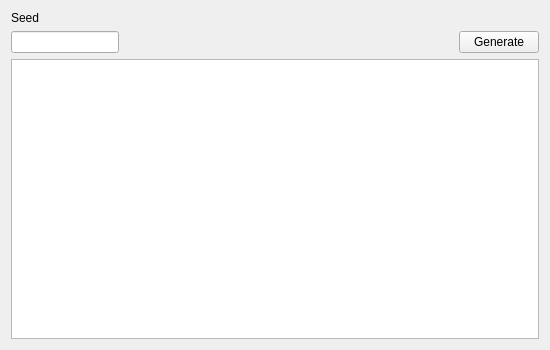
Above: Forms/Gen3/JirachiPattern.ui from Admiral-Fish/PokeFinder before the change. Below: the same form after it.
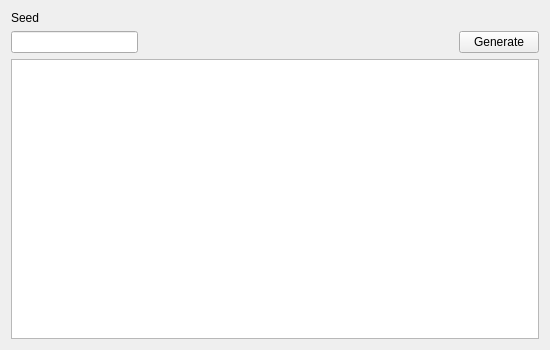
That is the form after the change. Custom widgets are drawn as their Qt base class.

```diff
--- a/Forms/Gen3/JirachiPattern.ui
+++ b/Forms/Gen3/JirachiPattern.ui
@@ -10,12 +10,6 @@
     <height>350</height>
    </rect>
   </property>
-  <property name="sizePolicy">
-   <sizepolicy hsizetype="Fixed" vsizetype="Fixed">
-    <horstretch>0</horstretch>
-    <verstretch>0</verstretch>
-   </sizepolicy>
-  </property>
   <property name="minimumSize">
    <size>
     <width>550</width>
@@ -40,20 +34,7 @@
     </widget>
    </item>
    <item row="1" column="0">
-    <widget class="TextBox" name="textBoxSeed">
-     <property name="sizePolicy">
-      <sizepolicy hsizetype="Preferred" vsizetype="Fixed">
-       <horstretch>0</horstretch>
-       <verstretch>0</verstretch>
-      </sizepolicy>
-     </property>
-     <property name="maximumSize">
-      <size>
-       <width>16777215</width>
-       <height>16777215</height>
-      </size>
-     </property>
-    </widget>
+    <widget class="TextBox" name="textBoxSeed"/>
    </item>
    <item row="1" column="1">
     <spacer name="horizontalSpacer">
```
Left out of the diff: 18 changed lines with no effect on the pictures.
